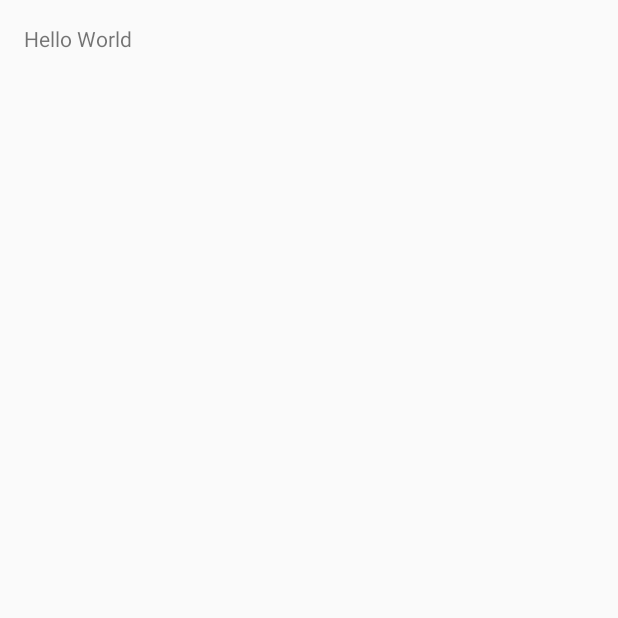
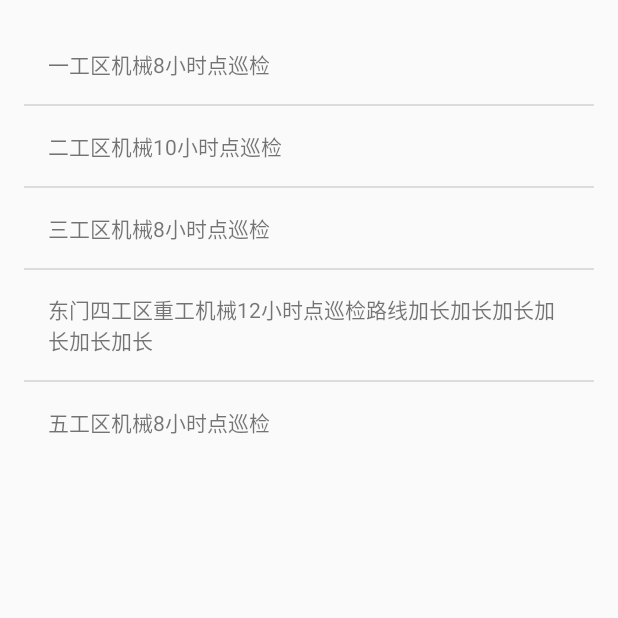
Before and after one commit to singerdmx/patrol, an Android app: the MainActivity screen opened directly, with no data from a screen before it, on a phone screen of 412 x 824 dp, the top half of it. Before the commit the part shown is almost empty. Run offline under Robolectric (Android 15) with nearby library versions, the phone set to English and light mode, and no system bars.

Commit message:
Add RoutesFragment in MainActivity

```diff
--- a/mobile/app/src/main/AndroidManifest.xml
+++ b/mobile/app/src/main/AndroidManifest.xml
@@ -9,7 +9,7 @@
         android:theme="@style/AppTheme" >
         <activity
             android:name="com.mbrite.patrol.app.MainActivity"
-            android:label="@string/patrol" >
+            android:label="@string/route" >
             <intent-filter>
                 <action android:name="com.mbrite.patrol.app.action.main" />
                 <category android:name="android.intent.category.DEFAULT" />
--- a/mobile/app/src/main/java/com/mbrite/patrol/app/MainActivity.java
+++ b/mobile/app/src/main/java/com/mbrite/patrol/app/MainActivity.java
@@ -8,7 +8,7 @@ import android.util.Log;
 import com.mbrite.patrol.common.*;
 
 public class MainActivity extends Activity {
-    private static final String TAG = "MainActivity";
+    private static final String TAG = MainActivity.class.getSimpleName();
 
     @Override
     protected void onCreate(Bundle savedInstanceState) {
--- /dev/null
+++ b/mobile/app/src/main/java/com/mbrite/patrol/app/RoutesFragment.java
@@ -0,0 +1,58 @@
+package com.mbrite.patrol.app;
+
+import android.app.*;
+import android.os.Bundle;
+import android.content.*;
+import android.util.Log;
+import android.view.View;
+import android.widget.*;
+import com.mbrite.patrol.content.providers.RouteProvider;
+import com.mbrite.patrol.model.Route;
+import com.mbrite.patrol.widget.RouteAdapter;
+
+import java.util.*;
+
+public class RoutesFragment extends ListFragment {
+    private static final String TAG = RoutesFragment.class.getSimpleName();
+
+    private RouteProvider routeProvider;
+    private ArrayList<Route> routes;
+
+    @Override
+    public void onActivityCreated(Bundle savedInstanceState) {
+        super.onActivityCreated(savedInstanceState);
+
+        this.routeProvider = new RouteProvider(getActivity());
+        this.routes = routeProvider.getRoutes();
+
+        RouteAdapter adapter = new RouteAdapter(
+                getActivity(),
+                this.routes);
+        setListAdapter(adapter);
+    }
+
+    @Override
+    public void onListItemClick(ListView l, View v, final int position, long id) {
+        Log.d(TAG, "ROW ID: " + id);
+        final Route route = (Route) getListAdapter().getItem(position);
+        AlertDialog.Builder builder = new AlertDialog.Builder(getActivity());
+        builder.setMessage(String.format(getString(R.string.selected_route), route.description))
+               .setTitle(R.string.confirm_route)
+               .setCancelable(false)
+               .setPositiveButton(R.string.yes, new DialogInterface.OnClickListener() {
+                    public void onClick(DialogInterface dialog, int id) {
+                        // TODO: go to AssetActivity
+                        Toast.makeText(getActivity(),
+                                String.format("%d: %s", route.id, route.description),
+                                Toast.LENGTH_LONG).show();
+                    }
+               })
+               .setNegativeButton(R.string.no, new DialogInterface.OnClickListener() {
+                   public void onClick(DialogInterface dialog, int id) {
+                       dialog.cancel();
+                   }
+               });
+        AlertDialog alert = builder.create();
+        alert.show();
+    }
+}
--- /dev/null
+++ b/mobile/app/src/main/java/com/mbrite/patrol/content/providers/RouteProvider.java
@@ -0,0 +1,43 @@
+package com.mbrite.patrol.content.providers;
+
+import android.app.Activity;
+import android.widget.*;
+
+import com.mbrite.patrol.model.Route;
+
+import java.util.*;
+
+public class RouteProvider {
+
+    private Activity activity;
+
+    public RouteProvider(Activity activity) {
+        this.activity = activity;
+    }
+
+    public ArrayList<Route> getRoutes() {
+        ArrayList<Route> routes = new ArrayList<Route>();
+        int index = 0;
+
+        String[] values = new String[] {
+                "一工区机械8小时点巡检",
+                "二工区机械10小时点巡检",
+                "三工区机械8小时点巡检",
+                "东门四工区重工机械12小时点巡检路线加长加长加长加长加长加长",
+                "五工区机械8小时点巡检"
+        };
+
+        try {
+            for (String value : values) {
+                routes.add(new Route(index++, value));
+            }
+        }
+        catch (Exception ex) {
+            // TODO: load data from get request call and display error message upon network failure
+            Toast.makeText(activity,
+                    String.format("Error: %s", ex.toString()),
+                    Toast.LENGTH_LONG).show();
+        }
+        return routes;
+    }
+}
--- /dev/null
+++ b/mobile/app/src/main/java/com/mbrite/patrol/model/Route.java
@@ -0,0 +1,11 @@
+package com.mbrite.patrol.model;
+
+public class Route {
+    public final int id;
+    public final String description;
+
+    public Route(int id, String description) {
+        this.id = id;
+        this.description = description;
+    }
+}
--- /dev/null
+++ b/mobile/app/src/main/java/com/mbrite/patrol/widget/RouteAdapter.java
@@ -0,0 +1,45 @@
+package com.mbrite.patrol.widget;
+
+import java.util.ArrayList;
+
+import android.content.Context;
+import android.view.LayoutInflater;
+import android.view.View;
+import android.view.ViewGroup;
+import android.widget.ArrayAdapter;
+import android.widget.TextView;
+
+import com.mbrite.patrol.app.*;
+import com.mbrite.patrol.model.Route;
+
+public class RouteAdapter extends ArrayAdapter<Route> {
+
+    private final Context context;
+    private final ArrayList<Route> itemsArrayList;
+
+    public RouteAdapter(Context context, ArrayList<Route> itemsArrayList) {
+
+        super(context, R.layout.activity_list_item_route, itemsArrayList);
+
+        this.context = context;
+        this.itemsArrayList = itemsArrayList;
+    }
+
+    @Override
+    public View getView(int position, View convertView, ViewGroup parent) {
+
+        LayoutInflater inflater = (LayoutInflater) context
+                .getSystemService(Context.LAYOUT_INFLATER_SERVICE);
+
+        // Get rowView from inflater
+        View rowView = inflater.inflate(R.layout.activity_list_item_route, parent, false);
+
+        // Get the text view from the rowView
+        TextView labelView = (TextView) rowView.findViewById(R.id.label);
+
+        // Set the text for textView
+        labelView.setText(itemsArrayList.get(position).description);
+
+        return rowView;
+    }
+}
--- /dev/null
+++ b/mobile/app/src/main/res/layout/activity_list_item_route.xml
@@ -0,0 +1,13 @@
+<LinearLayout xmlns:android="http://schemas.android.com/apk/res/android"
+    android:layout_width="fill_parent"
+    android:layout_height="wrap_content" >
+
+    <TextView android:id="@+id/label"
+        android:layout_width="wrap_content"
+        android:layout_height="wrap_content"
+        android:layout_gravity="center_horizontal"
+        android:paddingBottom="@dimen/activity_vertical_margin"
+        android:paddingLeft="@dimen/activity_horizontal_margin"
+        android:paddingRight="@dimen/activity_horizontal_margin"
+        android:paddingTop="@dimen/activity_vertical_margin"/>
+</LinearLayout>
--- a/mobile/app/src/main/res/layout/activity_main.xml
+++ b/mobile/app/src/main/res/layout/activity_main.xml
@@ -8,9 +8,11 @@
     android:paddingBottom="@dimen/activity_vertical_margin"
     tools:context="com.mbrite.patrol.app.MainActivity">
 
-    <TextView
-        android:text="@string/hello_world"
-        android:layout_width="wrap_content"
-        android:layout_height="wrap_content" />
-
+    <fragment
+        android:layout_width="fill_parent"
+        android:layout_height="wrap_content"
+        android:name="com.mbrite.patrol.app.RoutesFragment"
+        android:id="@+id/routes"
+        android:layout_alignParentTop="true"
+        android:layout_alignParentLeft="true" />
 </RelativeLayout>
--- a/mobile/app/src/main/res/values/strings.xml
+++ b/mobile/app/src/main/res/values/strings.xml
@@ -5,6 +5,8 @@
     <string name="hello_world">Hello World</string>
     <string name="settings">Settings</string>
     <string name="logout">Log out</string>
+    <string name="yes">Yes</string>
+    <string name="no">No</string>
 
     <!-- Strings related to login -->
     <string name="username">Username</string>
@@ -13,4 +15,10 @@
 
     <string name="error_incorrect_password">This password is incorrect</string>
     <string name="error_field_required">This field is required</string>
+
+    <!-- Strings related to route -->
+    <string name="route">Route</string>
+    <string name="confirm_route">Confirm Route</string>
+    <string name="selected_route">Selected Route: %s</string>
+
 </resources>
```
Also changed, not shown: 1 other file.
